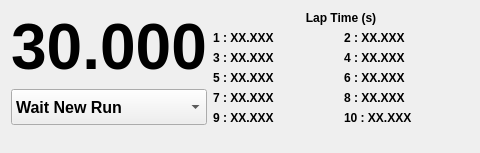
Above: F3FChrono/gui/WChrono.ui from jomarin38/F3FChrono before the change. Below: the same form after it.
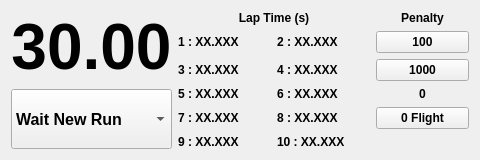
That is the form after the change.

Commit message: btn penalty & null flight in new column with penalty and null flight status

```diff
--- a/F3FChrono/gui/WChrono.ui
+++ b/F3FChrono/gui/WChrono.ui
@@ -37,7 +37,7 @@
           </font>
          </property>
          <property name="text">
-          <string>30.000</string>
+          <string>30.00</string>
          </property>
          <property name="alignment">
           <set>Qt::AlignCenter</set>
@@ -270,6 +270,99 @@
        </property>
       </widget>
      </item>
+     <item row="0" column="2">
+      <widget class="QLabel" name="label_2">
+       <property name="font">
+        <font>
+         <pointsize>9</pointsize>
+         <weight>75</weight>
+         <bold>true</bold>
+        </font>
+       </property>
+       <property name="text">
+        <string>Penalty</string>
+       </property>
+       <property name="alignment">
+        <set>Qt::AlignCenter</set>
+       </property>
+      </widget>
+     </item>
+     <item row="1" column="2">
+      <widget class="QPushButton" name="penalty_100">
+       <property name="font">
+        <font>
+         <pointsize>9</pointsize>
+         <weight>75</weight>
+         <bold>true</bold>
+        </font>
+       </property>
+       <property name="text">
+        <string>100</string>
+       </property>
+      </widget>
+     </item>
+     <item row="2" column="2">
+      <widget class="QPushButton" name="penalty_1000">
+       <property name="font">
+        <font>
+         <pointsize>9</pointsize>
+         <weight>75</weight>
+         <bold>true</bold>
+        </font>
+       </property>
+       <property name="text">
+        <string>1000</string>
+       </property>
+      </widget>
+     </item>
+     <item row="3" column="2">
+      <widget class="QLabel" name="label">
+       <property name="font">
+        <font>
+         <pointsize>9</pointsize>
+         <weight>75</weight>
+         <bold>true</bold>
+        </font>
+       </property>
+       <property name="text">
+        <string>0</string>
+       </property>
+       <property name="alignment">
+        <set>Qt::AlignCenter</set>
+       </property>
+      </widget>
+     </item>
+     <item row="4" column="2">
+      <widget class="QPushButton" name="nullFlight">
+       <property name="font">
+        <font>
+         <pointsize>9</pointsize>
+         <weight>75</weight>
+         <bold>true</bold>
+        </font>
+       </property>
+       <property name="text">
+        <string>0 Flight</string>
+       </property>
+      </widget>
+     </item>
+     <item row="5" column="2">
+      <widget class="QLabel" name="label_3">
+       <property name="font">
+        <font>
+         <pointsize>9</pointsize>
+         <weight>75</weight>
+         <bold>true</bold>
+        </font>
+       </property>
+       <property name="text">
+        <string/>
+       </property>
+       <property name="alignment">
+        <set>Qt::AlignCenter</set>
+       </property>
+      </widget>
+     </item>
     </layout>
    </item>
   </layout>
```
The commit also changes 6 other files.
